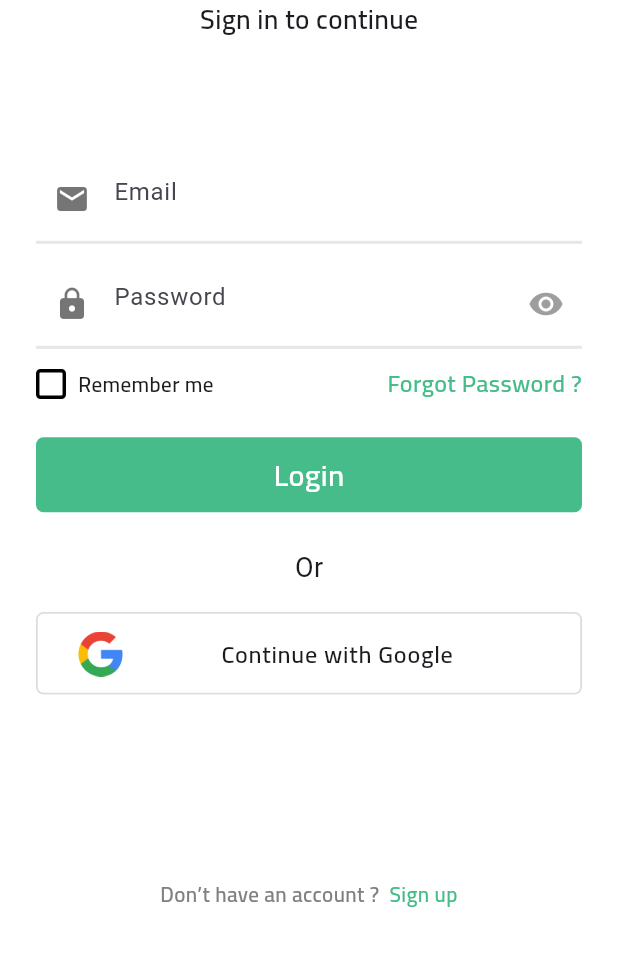
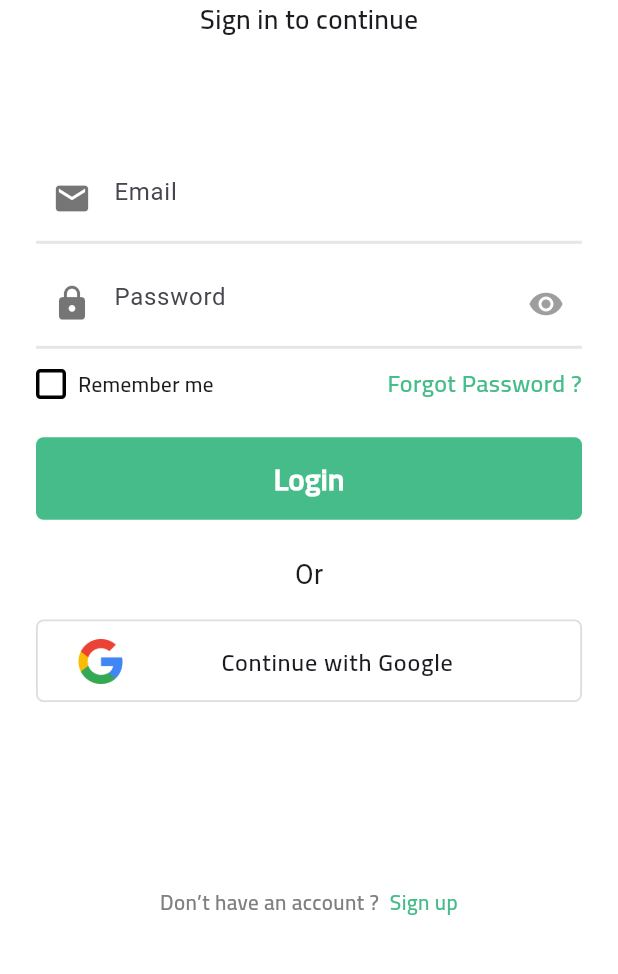
Before and after one commit to salahaldensherief/task, a Flutter app: the screen it shows after launch, on a phone screen of 412 x 824 dp, the part 247-1221 px from its top. Run offline on Flutter 3.47's test engine with Material 3 defaults, Android fonts, the phone set to English and light mode, and no system bars.

```diff
--- a/lib/core/widgets/dont_have_account_widget.dart
+++ b/lib/core/widgets/dont_have_account_widget.dart
@@ -20,7 +20,7 @@ class DontHaveAnAccountWidget extends StatelessWidget {
               fontFamily: AppFonts.cairo,
             ),
           ),
-          TextSpan(text: ' ', style: TextStyle(fontFamily: AppFonts.cairo)),
+          TextSpan(text: ' ', ),
           TextSpan(
             recognizer:
                 TapGestureRecognizer()
--- a/lib/features/auth/presentation/views/widgets/custom_text_bottom.dart
+++ b/lib/features/auth/presentation/views/widgets/custom_text_bottom.dart
@@ -15,7 +15,7 @@ class CustomTextBottom extends StatelessWidget {
       onTap: onPressed,
       child: Container(
         width: double.infinity,
-        height: 50,
+        height: 55,
         decoration: BoxDecoration(
           borderRadius: BorderRadius.circular(5),
         color: AppColors.primaryColor
@@ -23,7 +23,8 @@ class CustomTextBottom extends StatelessWidget {
         child: Center(child: Text(text,style: TextStyle(
             fontSize: 20,
             fontFamily: AppFonts.cairo,
-            color: Colors.white),)),
+            fontWeight: FontWeight.w800,
+            color:AppColors.secColor),)),
       ),
     );
   }
--- a/lib/features/auth/presentation/views/widgets/passwoed_field.dart
+++ b/lib/features/auth/presentation/views/widgets/passwoed_field.dart
@@ -43,7 +43,7 @@ class _PasswordFieldState extends State<PasswordField> {
           },
 
       textInputType: TextInputType.visiblePassword,
-      prefixIcon: const Icon(Icons.lock, color: Colors.black54),
+      prefixIcon: const Icon(Icons.lock ,size: 26, color: Colors.black54),
       suffixIcon: GestureDetector(
         onTap: () {
           setState(() {
--- a/lib/features/auth/presentation/views/widgets/sign_in_view_body.dart
+++ b/lib/features/auth/presentation/views/widgets/sign_in_view_body.dart
@@ -42,7 +42,7 @@ class _SignInViewBodyState extends State<SignInViewBody> {
                 ),
                 SizedBox(height: size.height * 0.10),
                 const CustomTextFormField(
-                  prefixIcon: Icon(Icons.email),
+                  prefixIcon: Icon(Icons.email, size: 26),
                   hintText: 'Email',
                   textInputType: TextInputType.emailAddress,
                 ),
@@ -79,7 +79,7 @@ class _SignInViewBodyState extends State<SignInViewBody> {
                 CustomTextBottom(text: 'Login'),
                 const SizedBox(height: 24),
                 const Text('Or', style: TextStyle(fontSize: 18)),
-                SizedBox(height: size.height * 0.0200),
+                SizedBox(height: size.height * 0.02),
                 SocialLoginButton(
                   image: AssetsImage.googleIcon,
                   title: 'Continue with Google',
```
Also changed, not shown: lib/core/widgets/have_an_account.dart (added, +33 -0 lines), lib/features/auth/presentation/views/widgets/sign_up_view_body.dart (+57 -1 lines).
